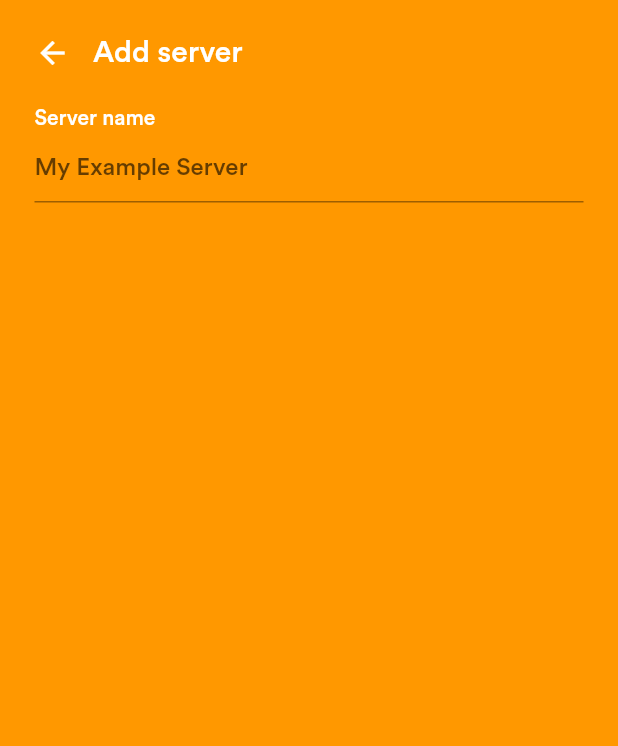
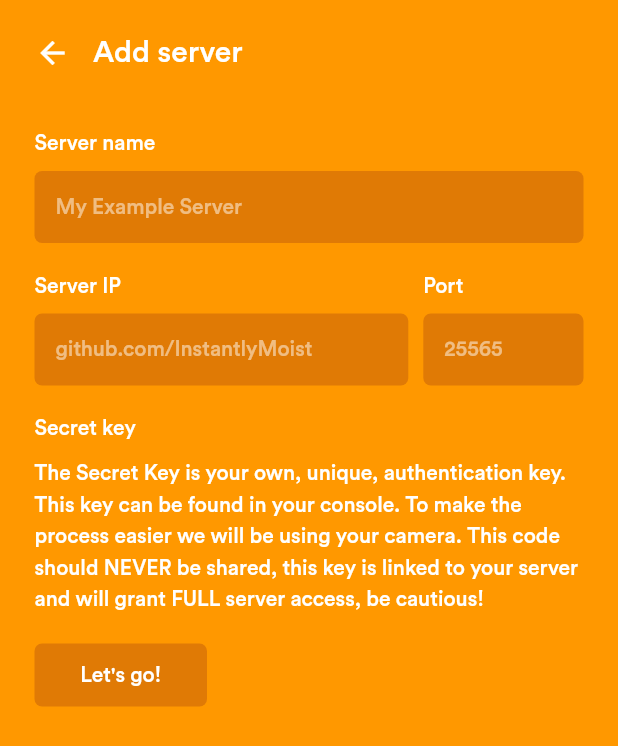
Before and after one commit to InstantlyMoist/SpigotConsole_app, a Flutter app: the screen it shows after launch, after a tap on the "add" icon, on a phone screen of 412 x 824 dp. Shown: the top 746 px of the screen. Run offline on Flutter 3.47's test engine with Material 2 defaults, Android fonts, the phone set to English and light mode, and no system bars; our stand-ins replace shared_preferences; missing offline and left inert: barcode_scan.

Commit message:
Created add server screen

```diff
--- a/lib/main.dart
+++ b/lib/main.dart
@@ -39,6 +39,7 @@ class _HomeScreenState extends State<HomeScreen> {
   }
 
   void loadData() async {
+    print("loading data");
     SharedPreferences preferences = await SharedPreferences.getInstance();
     var servers = preferences.get("servers");
     if (servers == null)
--- a/lib/screens/addserverscreen/add_server_screen.dart
+++ b/lib/screens/addserverscreen/add_server_screen.dart
@@ -2,9 +2,9 @@ import 'package:flutter/cupertino.dart';
 import 'package:flutter/material.dart';
 import 'package:spigotconsole/screens/addserverscreen/components/add_server_appbar.dart';
 import 'package:spigotconsole/screens/addserverscreen/components/add_server_input.dart';
+import 'package:spigotconsole/screens/addserverscreen/components/add_server_scanner.dart';
 
 class AddServerScreen extends StatelessWidget {
-
   @override
   Widget build(BuildContext context) {
     return Scaffold(
@@ -16,7 +16,35 @@ class AddServerScreen extends StatelessWidget {
             crossAxisAlignment: CrossAxisAlignment.start,
             children: <Widget>[
               AddServerAppBar(),
-              AddServerInput(),
+              AddServerInput(
+                title: "Server name",
+                hint: "My Example Server",
+                numeric: false,
+              ),
+              Row(
+                children: <Widget>[
+                  Expanded(
+                    flex: 7,
+                    child: AddServerInput(
+                      title: "Server IP",
+                      hint: "github.com/InstantlyMoist",
+                      numeric: false,
+                    ),
+                  ),
+                  SizedBox(
+                    width: 10,
+                  ),
+                  Expanded(
+                    flex: 3,
+                    child: AddServerInput(
+                      title: "Port",
+                      hint: "25565",
+                      numeric: true,
+                    ),
+                  ),
+                ],
+              ),
+              AddServerScanner(),
             ],
           ),
         ),
--- a/lib/screens/addserverscreen/components/add_server_appbar.dart
+++ b/lib/screens/addserverscreen/components/add_server_appbar.dart
@@ -5,6 +5,7 @@ class AddServerAppBar extends StatelessWidget {
   @override
   Widget build(BuildContext context) {
     return Container(
+      margin: EdgeInsets.only(bottom: 40),
       child: Row(
         crossAxisAlignment: CrossAxisAlignment.center,
         children: <Widget>[
--- a/lib/screens/addserverscreen/components/add_server_input.dart
+++ b/lib/screens/addserverscreen/components/add_server_input.dart
@@ -2,26 +2,53 @@ import 'package:flutter/cupertino.dart';
 import 'package:flutter/material.dart';
 
 class AddServerInput extends StatelessWidget {
-  String title = "Server name";
-  String hint = "My Example Server";
+
+  final String title;
+  final String hint;
+  final bool numeric;
+
+  AddServerInput({this.title, this.hint, this.numeric});
 
   @override
   Widget build(BuildContext context) {
     return Container(
-      margin: EdgeInsets.only(top: 23),
+      width: double.infinity,
+      margin: EdgeInsets.only(bottom: 20),
       child: Column(
         crossAxisAlignment: CrossAxisAlignment.start,
         children: <Widget>[
           Text(
             title,
-            style: TextStyle(color: Colors.white),
+            style: TextStyle(fontSize: 14, color: Colors.white),
           ),
-          TextField(
-            decoration: InputDecoration(
-              hintText: hint,
-              fillColor: Colors.white,
-              focusColor: Colors.red,
-              hoverColor: Colors.blue
+          SizedBox(
+            height: 10,
+          ),
+          Theme(
+            data: Theme.of(context).copyWith(
+              splashColor: Colors.transparent,
+            ),
+            child: TextField(
+              keyboardType: numeric ? TextInputType.number : TextInputType.text,
+              autofocus: false,
+              style: TextStyle(fontSize: 14, color: Colors.white),
+              cursorColor: Colors.orange,
+              decoration: InputDecoration(
+                filled: true,
+                fillColor: Color(0xFFE07A05),
+                hintText: hint,
+                hintStyle: TextStyle(color: Colors.white.withOpacity(0.5)),
+                contentPadding:
+                    const EdgeInsets.only(left: 14.0),
+                focusedBorder: OutlineInputBorder(
+                  borderSide: BorderSide(color: Colors.transparent),
+                  borderRadius: BorderRadius.circular(5),
+                ),
+                enabledBorder: UnderlineInputBorder(
+                  borderSide: BorderSide(color: Colors.transparent),
+                  borderRadius: BorderRadius.circular(5),
+                ),
+              ),
             ),
           ),
         ],
--- /dev/null
+++ b/lib/screens/addserverscreen/components/add_server_scanner.dart
@@ -0,0 +1,59 @@
+import 'package:flutter/cupertino.dart';
+import 'package:flutter/material.dart';
+import 'package:barcode_scan/barcode_scan.dart';
+
+class AddServerScanner extends StatelessWidget {
+
+  void handleScan() async {
+    var options = ScanOptions(
+      restrictFormat: [BarcodeFormat.qr],
+    );
+    var result = await BarcodeScanner.scan(options: options);
+    print(result.rawContent);
+    //TODO: Validate key here...
+  }
+
+  @override
+  Widget build(BuildContext context) {
+    return Container(
+      width: double.infinity,
+      margin: EdgeInsets.only(bottom: 20),
+      child: Column(
+        crossAxisAlignment: CrossAxisAlignment.start,
+        children: <Widget>[
+          Text(
+            "Secret key",
+            style: TextStyle(fontSize: 14, color: Colors.white),
+          ),
+          SizedBox(
+            height: 10,
+          ),
+          Text(
+            "The Secret Key is your own, unique, authentication key. This key can be found in your console. To make the process easier we will be using your camera. This code should NEVER be shared, this key is linked to your server and will grant FULL server access, be cautious!",
+            style: TextStyle(color: Colors.white, height: 1.5),
+          ),
+          SizedBox(
+            height: 20,
+          ),
+          InkWell(
+            onTap: () => handleScan(),
+            child: Container(
+              width: 115,
+              height: 42,
+              decoration: BoxDecoration(
+                color: Color(0xFFE07A05),
+                borderRadius: BorderRadius.circular(5),
+              ),
+              child: Center(
+                child: Text(
+                  "Let's go!",
+                  style: TextStyle(color: Colors.white),
+                ),
+              ),
+            ),
+          )
+        ],
+      ),
+    );
+  }
+}
--- a/pubspec.yaml
+++ b/pubspec.yaml
@@ -24,6 +24,7 @@ dependencies:
   # Use with the CupertinoIcons class for iOS style icons.
   cupertino_icons: ^0.1.2
   shared_preferences: 0.5.7
+  barcode_scan: 3.0.0
 
 dev_dependencies:
   flutter_test:
```
Also changed, not shown: pubspec.lock, 1 other file.
